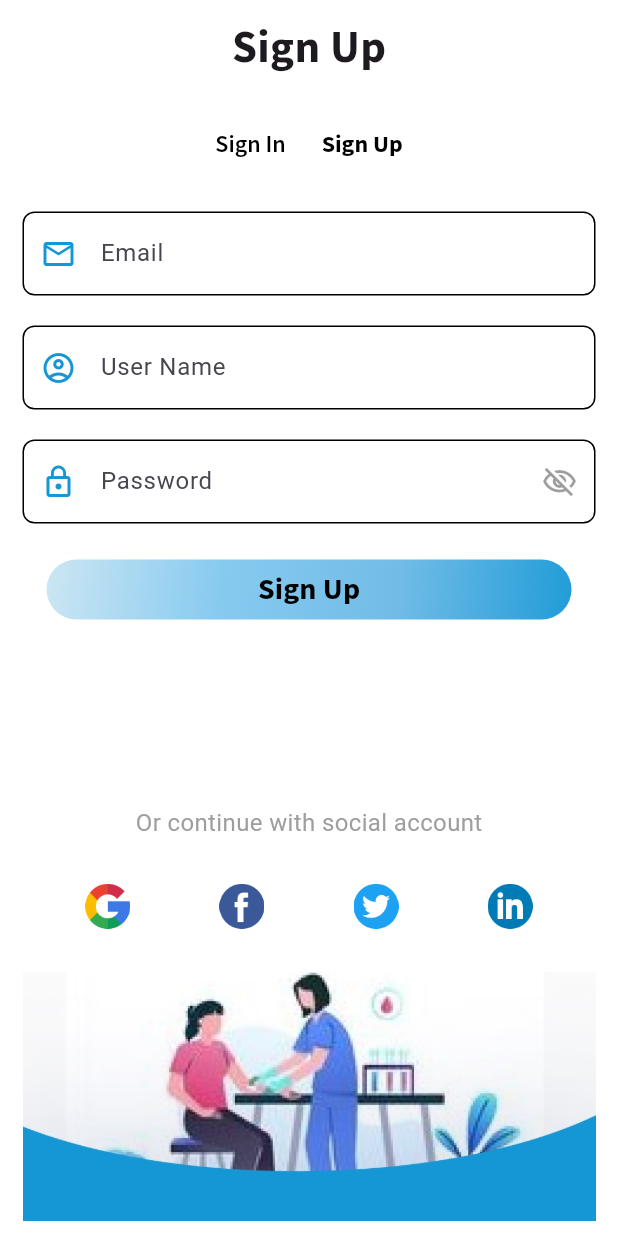
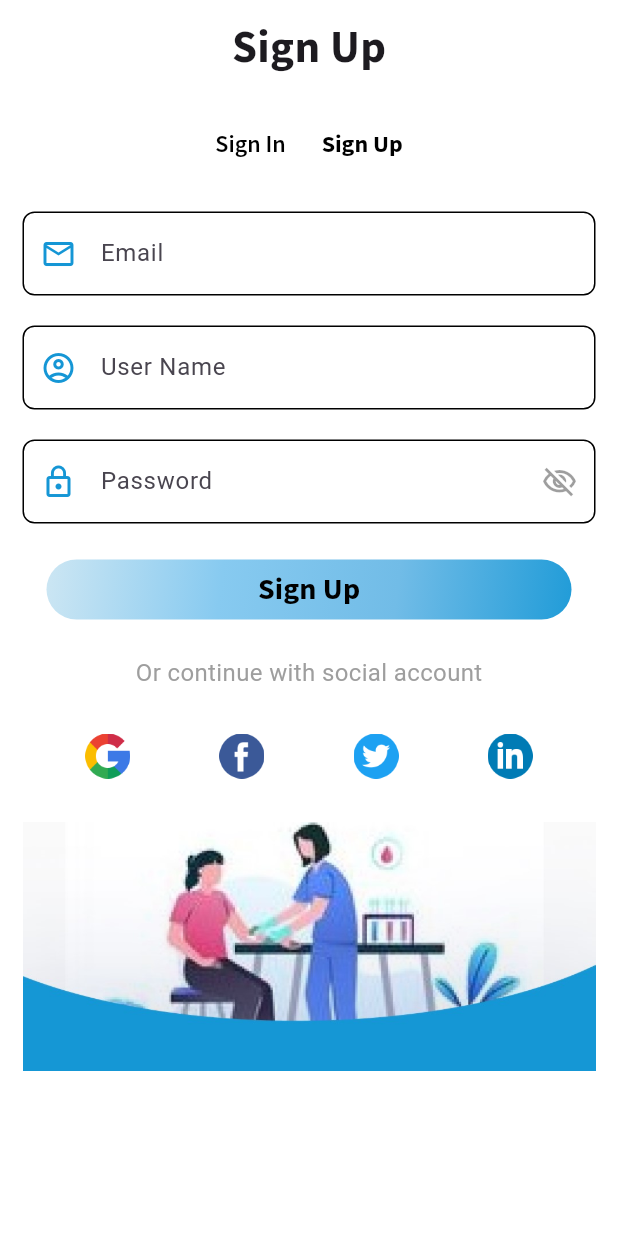
Before and after one commit to ashanwijebandara/Doctor-Appointment-, a Flutter app: the screen it shows after launch, after a tap on "Sign Up", on a phone screen of 412 x 824 dp. Run offline on Flutter 3.47's test engine with Material 3 defaults, Android fonts, the phone set to English and light mode, and no system bars; our stand-ins replace cloud_firestore, firebase_auth, firebase_core, font_awesome_flutter, get, lottie and 1 more; accounts and stored records are empty.

Commit message:
auth page screen

```diff
--- a/doctorapp/lib/screens/auth_page.dart
+++ b/doctorapp/lib/screens/auth_page.dart
@@ -19,9 +19,7 @@ class _AuthPageState extends State<AuthPage> {
       body: Padding(
         padding: const EdgeInsets.symmetric(horizontal: 15),
         child: SafeArea(
-          child: Column(
-            mainAxisAlignment: MainAxisAlignment.start,
-            crossAxisAlignment: CrossAxisAlignment.start,
+          child: ListView(
             children: <Widget>[
               Center(
                 child: Text(
@@ -39,7 +37,7 @@ class _AuthPageState extends State<AuthPage> {
                 children: [
                   TextButton(
                     onPressed: () {
-                      Navigator.of(context).pushNamed('/');
+                      // Navigator.of(context).pushNamed('/');
                     },
                     style: TextButton.styleFrom(
                       foregroundColor: Colors.black,
@@ -68,9 +66,9 @@ class _AuthPageState extends State<AuthPage> {
                 ],
               ),
               Config.spaceSmall,
-              const LoginForm(),
+              LoginForm(),
               Config.spaceSmall,
-              const Spacer(),
+              Spacer(),
               Center(
                 child: Text(
                   AppText.enText['social-login']!,
--- a/doctorapp/lib/screens/auth_page_register.dart
+++ b/doctorapp/lib/screens/auth_page_register.dart
@@ -5,7 +5,7 @@ import 'package:doctorapp/utils/text.dart';
 import 'package:flutter/material.dart';
 
 class AuthPageRegister extends StatefulWidget {
-  const AuthPageRegister({super.key});
+  const AuthPageRegister({Key? key}) : super(key: key);
 
   @override
   State<AuthPageRegister> createState() => _AuthPageState();
@@ -15,14 +15,12 @@ class _AuthPageState extends State<AuthPageRegister> {
   @override
   Widget build(BuildContext context) {
     Config().init(context);
-
     return Scaffold(
       body: Padding(
         padding: const EdgeInsets.symmetric(horizontal: 15, vertical: 10),
         child: SafeArea(
-            child: Column(
-          mainAxisAlignment: MainAxisAlignment.start,
-          crossAxisAlignment: CrossAxisAlignment.start,
+          child: SafeArea(
+            child: ListView(
               children: <Widget>[
                 Center(
                   child: Text(
@@ -54,7 +52,7 @@ class _AuthPageState extends State<AuthPageRegister> {
                     ),
                     TextButton(
                       onPressed: () {
-                    Navigator.of(context).pushNamed('/register');
+                        // Navigator.of(context).pushNamed('/register');
                       },
                       style: TextButton.styleFrom(
                         foregroundColor: Colors.black,
@@ -69,9 +67,9 @@ class _AuthPageState extends State<AuthPageRegister> {
                   ],
                 ),
                 Config.spaceSmall,
-            const RegisterForm(),
+                RegisterForm(),
                 Config.spaceSmall,
-            const Spacer(),
+                Spacer(),
                 Center(
                   child: Text(
                     AppText.enText['social-login']!,
@@ -109,8 +107,7 @@ class _AuthPageState extends State<AuthPageRegister> {
                         onPressed: () {
                           // Handle Google button click
                           print('Google button clicked');
-                    }), // No specific action
-                // Add more SocialButton widgets as needed
+                        }),
                   ],
                 ),
                 Config.spaceSmall,
@@ -118,136 +115,10 @@ class _AuthPageState extends State<AuthPageRegister> {
                   'assets/downpic.jpg',
                 ),
               ],
-        )),
+            ),
+          ),
+        ),
       ),
     );
   }
 }
-
-// import 'package:doctorapp/components/register_form.dart';
-// import 'package:doctorapp/components/social_button.dart';
-// import 'package:doctorapp/utils/config.dart';
-// import 'package:doctorapp/utils/text.dart';
-// import 'package:flutter/material.dart';
-
-// class AuthPageRegister extends StatefulWidget {
-//   const AuthPageRegister({Key? key}) : super(key: key);
-
-//   @override
-//   State<AuthPageRegister> createState() => _AuthPageState();
-// }
-
-// class _AuthPageState extends State<AuthPageRegister> {
-//   @override
-//   Widget build(BuildContext context) {
-//     Config().init(context);
-//     return Scaffold(
-//       body: Padding(
-//         padding: const EdgeInsets.symmetric(horizontal: 15, vertical: 15),
-//         child: SafeArea(
-//           child: SingleChildScrollView(
-//             child: Column(
-//               mainAxisAlignment: MainAxisAlignment.start,
-//               crossAxisAlignment: CrossAxisAlignment.start,
-//               children: <Widget>[
-//                 Center(
-//                   child: Text(
-//                     AppText.enText['signUp']!,
-//                     style: const TextStyle(
-//                       fontFamily: 'Source Sans Pro',
-//                       fontSize: 30,
-//                       fontWeight: FontWeight.bold,
-//                     ),
-//                   ),
-//                 ),
-//                 Config.spaceSmall,
-//                 Row(
-//                   mainAxisAlignment: MainAxisAlignment.center,
-//                   children: [
-//                     TextButton(
-//                       onPressed: () {
-//                         print('Sign In button pressed!');
-//                       },
-//                       style: TextButton.styleFrom(
-//                         primary: Colors.black,
-//                         textStyle: const TextStyle(
-//                           fontFamily: 'Source Sans Pro',
-//                           fontWeight: FontWeight.w600,
-//                           fontSize: 16,
-//                         ),
-//                       ),
-//                       child: Text('Sign In'),
-//                     ),
-//                     TextButton(
-//                       onPressed: () {
-//                         print('Sign Up button pressed!');
-//                       },
-//                       style: TextButton.styleFrom(
-//                         primary: Colors.black,
-//                         textStyle: const TextStyle(
-//                           fontFamily: 'Source Sans Pro',
-//                           fontWeight: FontWeight.w600,
-//                           fontSize: 16,
-//                         ),
-//                       ),
-//                       child: Text('Sign Up'),
-//                     ),
-//                   ],
-//                 ),
-//                 Config.spaceSmall,
-//                 const RegisterForm(),
-//                 Config.spaceSmall,
-//                 const Spacer(),
-//                 Center(
-//                   child: Text(
-//                     AppText.enText['social-login']!,
-//                     style: TextStyle(
-//                       fontSize: 16,
-//                       fontWeight: FontWeight.normal,
-//                       color: Colors.grey.shade500,
-//                     ),
-//                   ),
-//                 ),
-//                 Config.spaceSmall,
-//                 Row(
-//                   mainAxisAlignment: MainAxisAlignment.spaceEvenly,
-//                   children: [
-//                     SocialButton(
-//                         social: 'google',
-//                         onPressed: () {
-//                           // Handle Google button click
-//                           print('Google button clicked');
-//                         }),
-//                     SocialButton(
-//                         social: 'facebook',
-//                         onPressed: () {
-//                           // Handle Facebook button click
-//                           print('Facebook button clicked');
-//                         }),
-//                     SocialButton(
-//                         social: 'twitter',
-//                         onPressed: () {
-//                           // Handle Twitter button click
-//                           print('Twitter button clicked');
-//                         }),
-//                     SocialButton(
-//                         social: 'linkedin',
-//                         onPressed: () {
-//                           // Handle LinkedIn button click
-//                           print('LinkedIn button clicked');
-//                         }),
-//                     // Add more SocialButton widgets as needed
-//                   ],
-//                 ),
-//                 Config.spaceSmall,
-//                 Image.asset(
-//                   'assets/downpic.jpg',
-//                 ),
-//               ],
-//             ),
-//           ),
-//         ),
-//       ),
-//     );
-//   }
-// }
```
Lines whose indentation alone changed are shown as unchanged.
